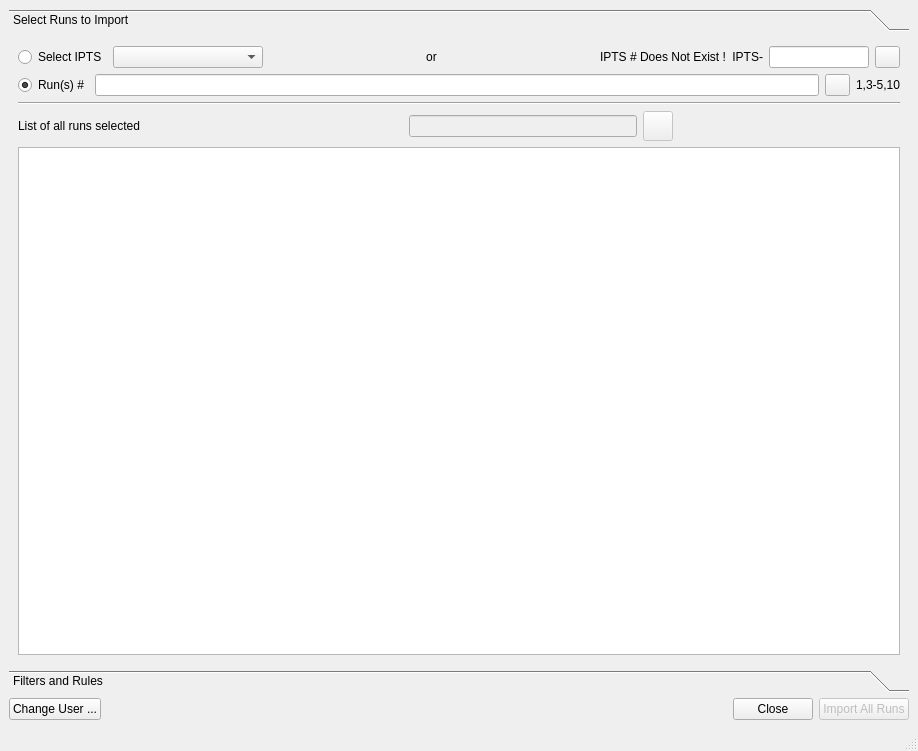
This is addie/ui/import_from_database.ui in neutrons/addie as Qt 5 draws it before an edit. The edited form follows.
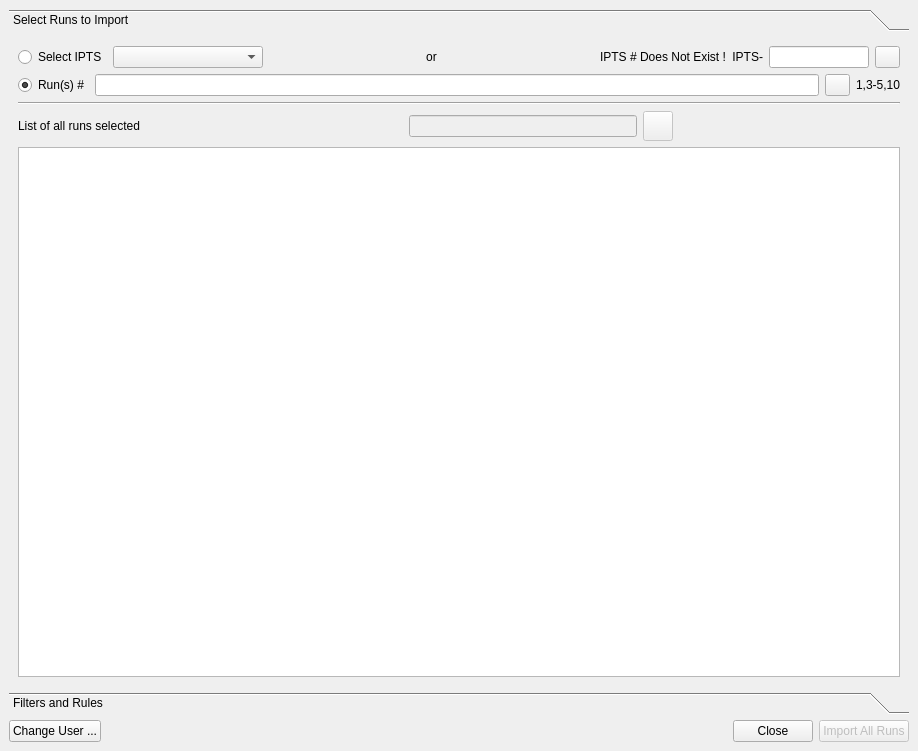
This is the edited form.

Commit message: remove status bar

```diff
--- a/addie/ui/import_from_database.ui
+++ b/addie/ui/import_from_database.ui
@@ -686,7 +686,6 @@
     </rect>
    </property>
   </widget>
-  <widget class="QStatusBar" name="statusbar"/>
  </widget>
  <resources/>
  <connections>
```
The commit also changes 19 other files.
